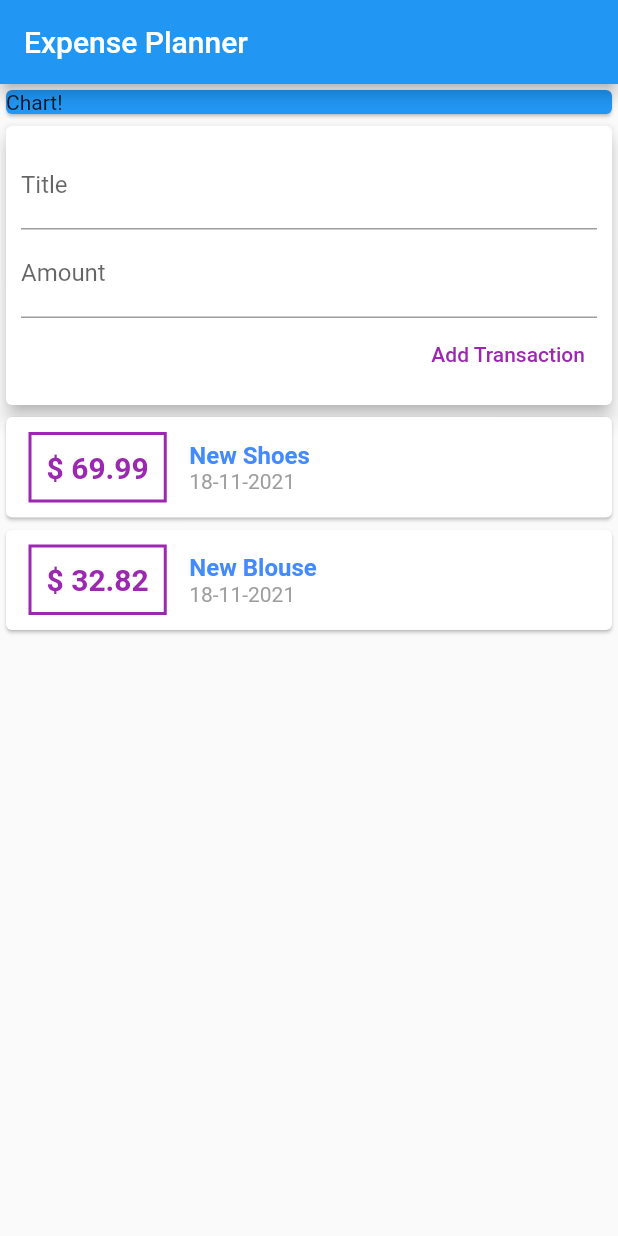
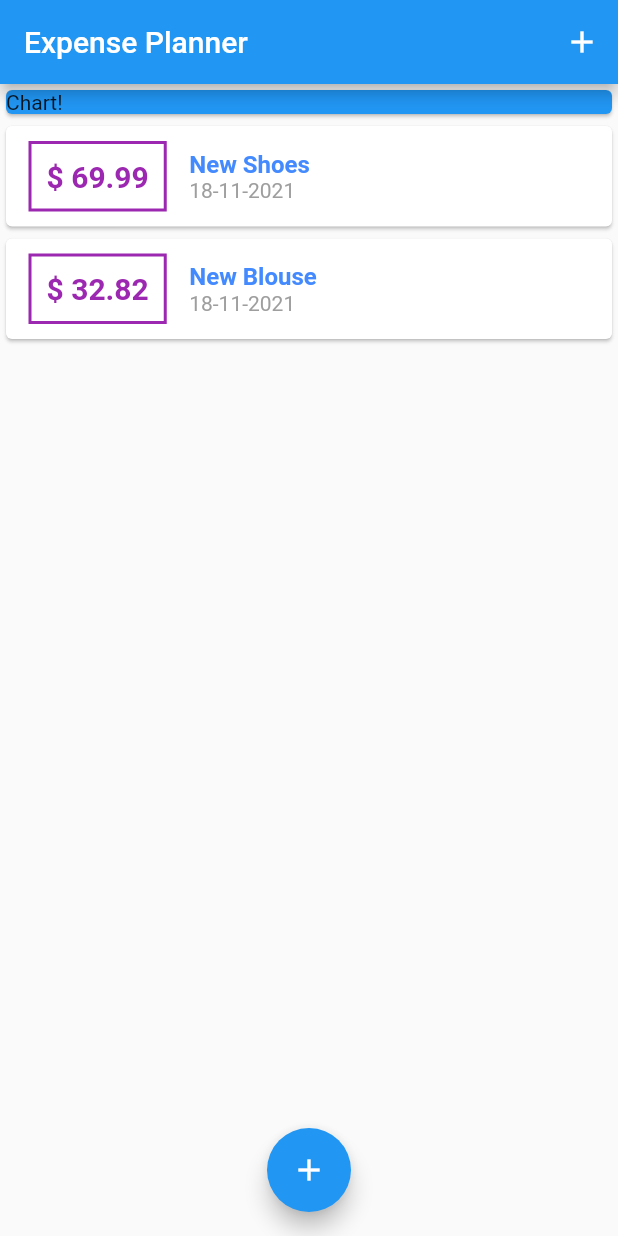
Before and after one commit to ahmet191/flutter_expense_planner, a Flutter app: the screen it shows after launch, on a phone screen of 412 x 824 dp. Run offline on Flutter 3.47's test engine with Material 2 defaults, Android fonts, the phone set to English and light mode, and no system bars.

```diff
--- a/lib/main.dart
+++ b/lib/main.dart
@@ -1,7 +1,10 @@
 // ignore_for_file: prefer_const_constructors_in_immutables, prefer_const_constructors, prefer_const_literals_to_create_immutables, sized_box_for_whitespace
 
-import './widgets/user_transactions.dart';
+import 'package:expense_planner/widgets/new_transaction.dart';
+
+import './widgets/transaction_list.dart';
 import 'package:flutter/material.dart';
+import './models/transaction.dart';
 
 void main() => runApp(MyApp());
 
@@ -16,21 +19,70 @@ class MyApp extends StatelessWidget {
   }
 }
 
-class MyHomePage extends StatelessWidget {
-  // late String titleInput;
-  // late String amountInput;
+class MyHomePage extends StatefulWidget {
+  MyHomePage({Key? key}) : super(key: key);
 
-  final titleController = TextEditingController();
-  final amountController = TextEditingController();
+  @override
+  State<MyHomePage> createState() => _MyHomePageState();
+}
 
-  MyHomePage({Key? key}) : super(key: key);
+class _MyHomePageState extends State<MyHomePage> {
+  final List<Transaction> _userTransactions = [
+    Transaction(
+      id: 't1',
+      title: 'New Shoes',
+      amount: 69.99,
+      date: DateTime.now(),
+    ),
+    Transaction(
+      id: 't2',
+      title: 'New Blouse',
+      amount: 32.82,
+      date: DateTime.now(),
+    ),
+  ];
+
+  void _addNewTransaction(String txTitle, double txAmount) {
+    final newTx = Transaction(
+      title: txTitle,
+      amount: txAmount,
+      date: DateTime.now(),
+      id: DateTime.now().toString(),
+    );
+
+    setState(() {
+      _userTransactions.add(newTx);
+    });
+  }
+
+  void _startAddNewTransaction(BuildContext ctx) {
+    showModalBottomSheet(
+      context: ctx,
+      builder: (_) {
+        return GestureDetector(
+          onTap: () {},
+          behavior: HitTestBehavior.opaque,
+          child: NewTransaction(_addNewTransaction),
+        );
+      },
+    );
+  }
+
   @override
   Widget build(BuildContext context) {
     return Scaffold(
       appBar: AppBar(
         title: Text('Expense Planner'),
+        actions: [
+          IconButton(
+              onPressed: () => _startAddNewTransaction(context),
+              icon: Icon(
+                Icons.add,
+              ))
+        ],
       ),
-      body: Column(
+      body: SingleChildScrollView(
+        child: Column(
           // mainAxisAlignment: MainAxisAlignment.start,
           crossAxisAlignment: CrossAxisAlignment.stretch,
           children: <Widget>[
@@ -41,8 +93,16 @@ class MyHomePage extends StatelessWidget {
                 child: Text('Chart!'),
               ),
             ),
-          UserTransactions(),
+            TransactionList(_userTransactions),
           ],
+        ),
+      ),
+      floatingActionButtonLocation: FloatingActionButtonLocation.centerFloat,
+      floatingActionButton: FloatingActionButton(
+        child: Icon(
+          Icons.add,
+        ),
+        onPressed: () => _startAddNewTransaction(context),
       ),
     );
   }
--- a/lib/widgets/transaction_list.dart
+++ b/lib/widgets/transaction_list.dart
@@ -30,7 +30,7 @@ class TransactionList extends StatelessWidget {
                     color: Colors.purple,
                   )),
                   child: Text(
-                    '\$ ${transactions[index].amount}',
+                    '\$ ${transactions[index].amount.toStringAsFixed(2)}',
                     style: const TextStyle(
                       fontWeight: FontWeight.bold,
                       fontSize: 20,
```
Also changed, not shown: lib/widgets/new_transaction.dart (+32 -9 lines), lib/widgets/deleted_user_transactions.dart (renamed from lib/widgets/user_transactions.dart). Lines whose indentation alone changed are shown as unchanged.
